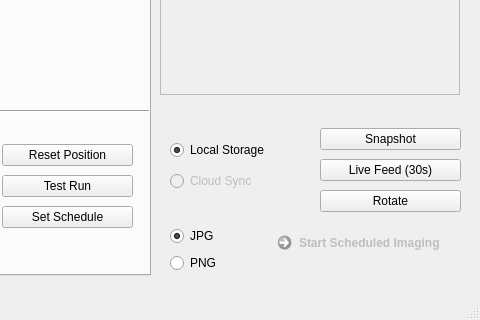
Old version of the form _ui/FlashLapse_CP.ui in the repository CoSE-Jerry/Flashlapse_NEO; both pictures show x 320 to 800 and y 225 to 545 of the 800 by 545 pixel window.
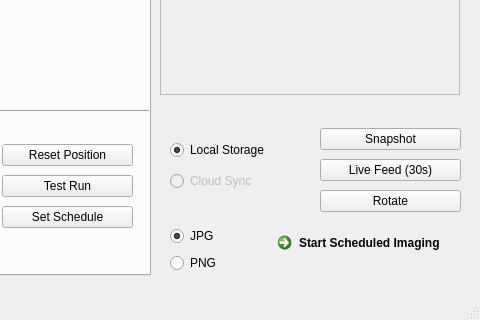
New version of the form. Icons and pictures are not drawn.

Patch:
```diff
--- a/_ui/FlashLapse_CP.ui
+++ b/_ui/FlashLapse_CP.ui
@@ -1177,7 +1177,7 @@
    </widget>
    <widget class="QCommandLinkButton" name="Start_Schedule">
     <property name="enabled">
-     <bool>false</bool>
+     <bool>true</bool>
     </property>
     <property name="geometry">
      <rect>
```
